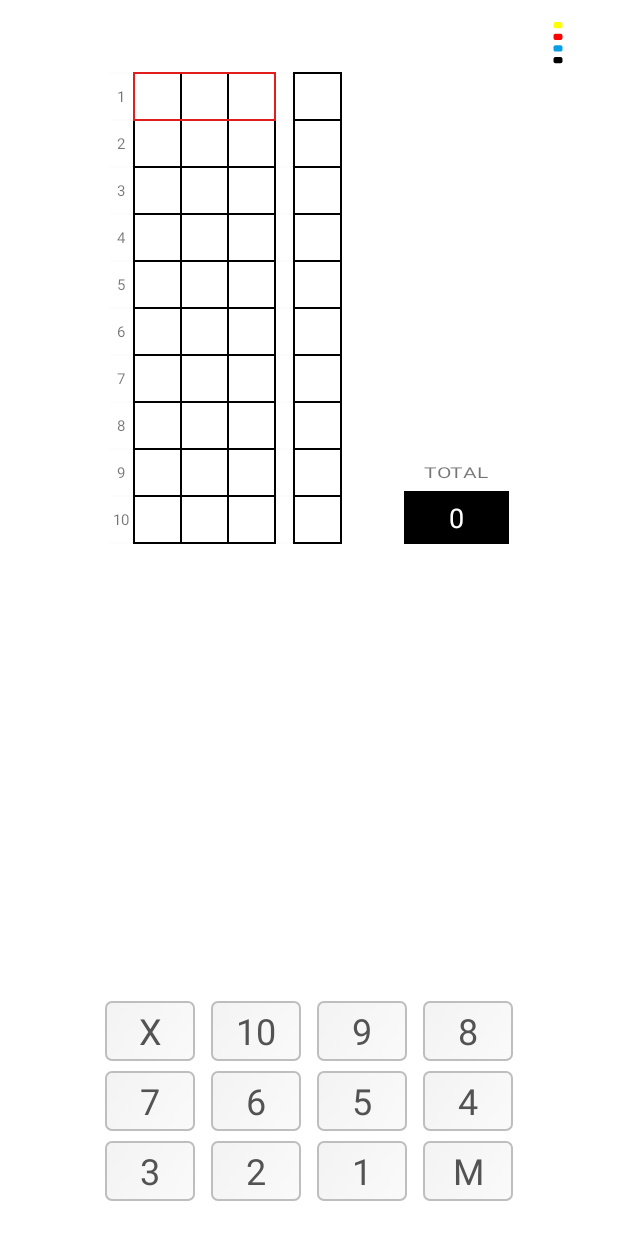
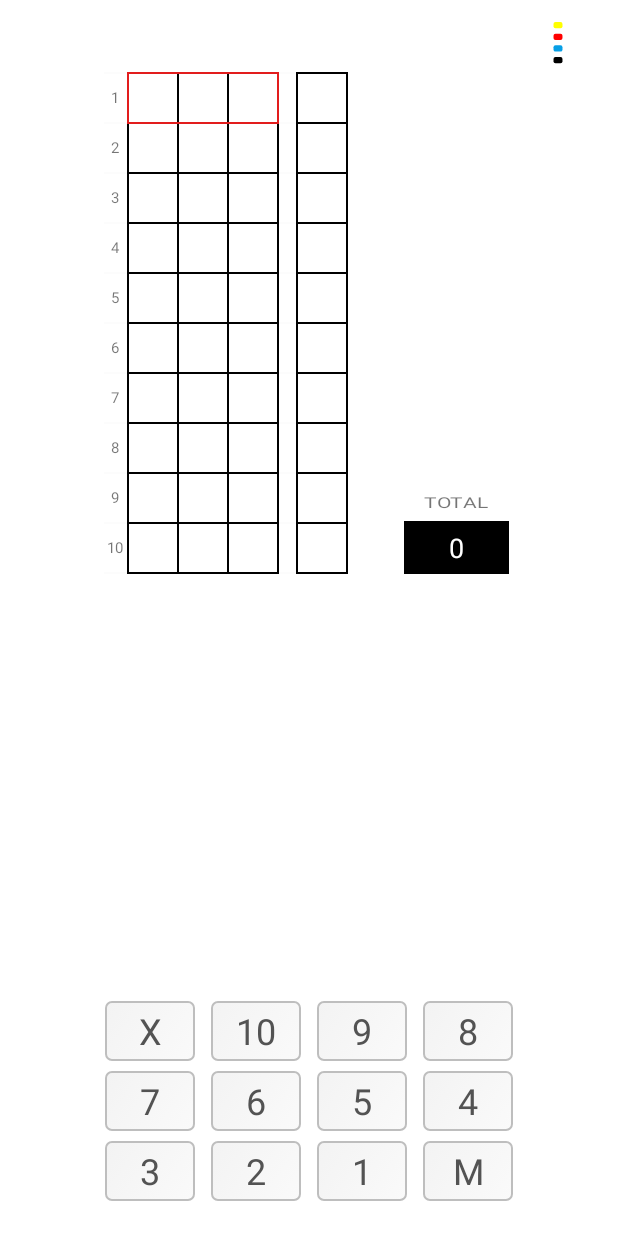
Before and after one commit to frokogithub/QuickScore, an Android app: the SingleActivity screen opened directly, with no data from a screen before it, on a phone screen of 412 x 824 dp. Run offline under Robolectric (Android 15) with nearby library versions, the phone set to English and light mode, and no system bars.

Commit message:
Edycja(beta)

```diff
--- a/app/src/main/res/layout/end_3arrows.xml
+++ b/app/src/main/res/layout/end_3arrows.xml
@@ -33,7 +33,8 @@
             android:layout_height="@dimen/cell_size"
             android:background="@android:color/white"
             android:gravity="center"
-            android:tag="0" />
+            android:tag="0"
+            android:textSize="18sp" />
 
         <TextView
             android:id="@+id/tv1"
@@ -42,7 +43,8 @@
             android:layout_marginStart="@dimen/cells_margin"
             android:background="@android:color/white"
             android:gravity="center"
-            android:tag="1" />
+            android:tag="1"
+            android:textSize="18sp" />
 
         <TextView
             android:id="@+id/tv2"
@@ -51,7 +53,8 @@
             android:layout_marginStart="@dimen/cells_margin"
             android:background="@android:color/white"
             android:gravity="center"
-            android:tag="2" />
+            android:tag="2"
+            android:textSize="18sp" />
 
         <LinearLayout
             android:id="@+id/ll_mark_line_right"
@@ -77,7 +80,8 @@
             android:layout_marginStart="@dimen/cells_margin"
             android:layout_marginEnd="@dimen/cells_margin"
             android:background="@android:color/white"
-            android:gravity="center" />
+            android:gravity="center"
+            android:textSize="18sp" />
 
     </LinearLayout>
 
--- a/app/src/main/res/values/dimens.xml
+++ b/app/src/main/res/values/dimens.xml
@@ -3,7 +3,7 @@
     <dimen name="cells_margin">1dp</dimen>
     <dimen name="buttons_outline_dim">1dp</dimen>
     <dimen name="index_tv_width">15dp</dimen>
-    <dimen name="cell_size">30dp</dimen>
+    <dimen name="cell_size">32dp</dimen>
     <dimen name="before_sum_space">11dp</dimen>
     <dimen name="tv_total_H">35dp</dimen>
     <dimen name="tv_total_W">70dp</dimen>
```
Also changed, not shown: app/src/main/java/com/example/quickscore/SingleActivity.java (+59 -21 lines).
